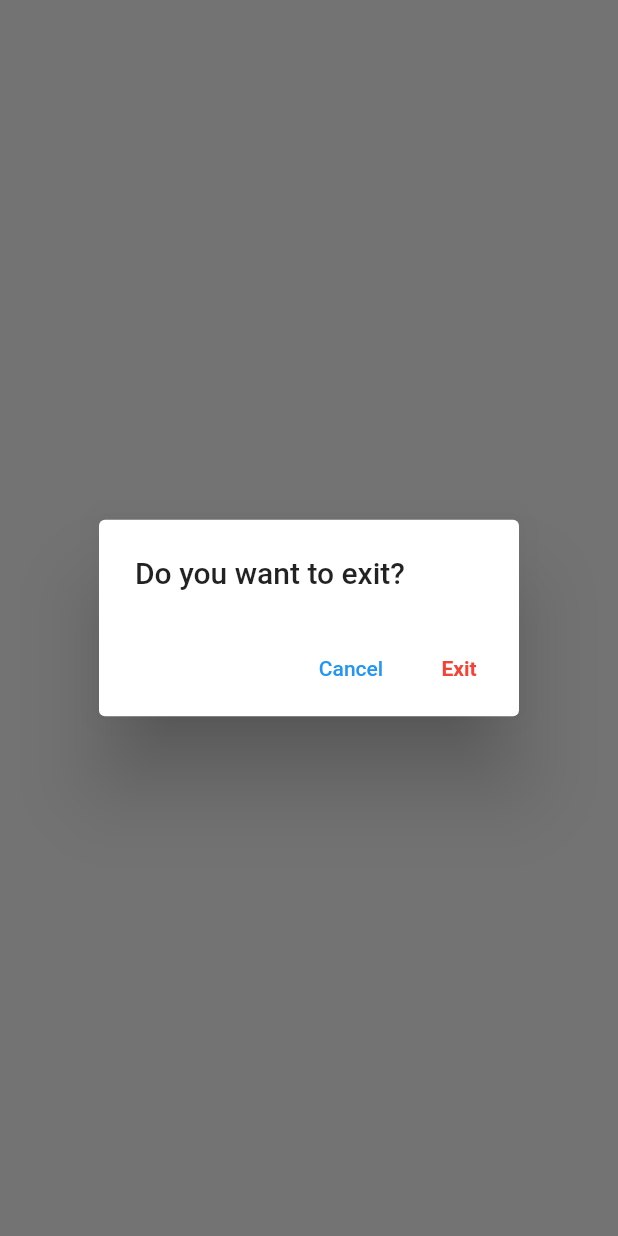
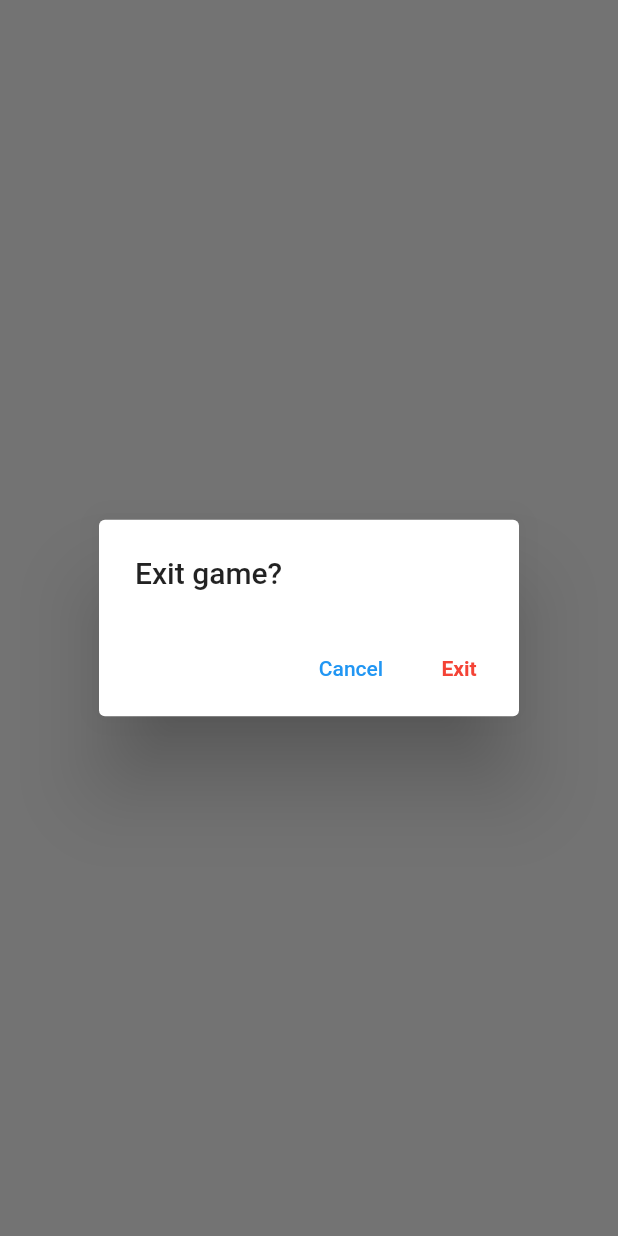
Before and after one commit to recepsenoglu/minesweeper, a Flutter app: what exitGame() shows on an empty page, opened directly with empty values, on a phone screen of 412 x 824 dp. Run offline on Flutter 3.47's test engine with Material 2 defaults, Android fonts, the phone set to English and light mode, and no system bars; our stand-ins replace google_fonts, just_audio, shared_preferences; accounts and stored records are empty.

Commit message:
exit game popup updated

```diff
--- a/lib/widgets/game_popup_screen.dart
+++ b/lib/widgets/game_popup_screen.dart
@@ -99,7 +99,7 @@ class GamePopupScreen {
   }
 
   static void exitGame(BuildContext context, GameController gameController) {
-    const String title = "Do you want to exit?";
+    const String title = "Exit game?";
     const String strCancel = "Cancel";
     const String strExit = "Exit";
     showDialog(
```
